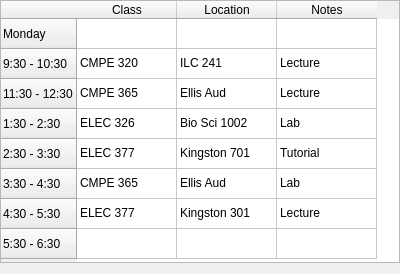
Qt form src/widgets/ScheduleListView/schedulelistview.ui (gregk27/TasQ-Application) before a commit.
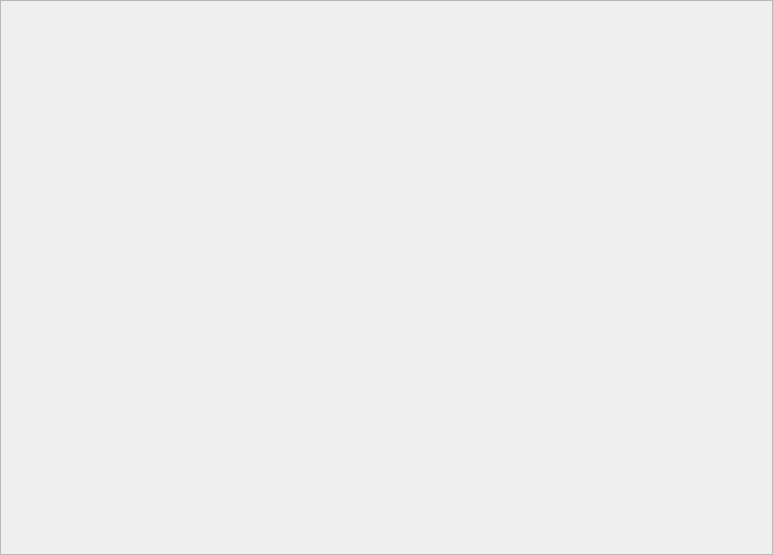
The same form after that commit.

Commit message: Rewrite schedulelistview to match RAD

```diff
--- a/src/widgets/ScheduleListView/schedulelistview.ui
+++ b/src/widgets/ScheduleListView/schedulelistview.ui
@@ -6,14 +6,17 @@
    <rect>
     <x>0</x>
     <y>0</y>
-    <width>400</width>
-    <height>274</height>
+    <width>773</width>
+    <height>555</height>
    </rect>
   </property>
   <property name="windowTitle">
    <string>Form</string>
   </property>
-  <layout class="QHBoxLayout" name="horizontalLayout">
+  <layout class="QVBoxLayout" name="verticalLayout">
+   <property name="spacing">
+    <number>0</number>
+   </property>
    <property name="leftMargin">
     <number>0</number>
    </property>
@@ -23,183 +26,43 @@
    <property name="rightMargin">
     <number>0</number>
    </property>
+   <property name="bottomMargin">
+    <number>0</number>
+   </property>
    <item>
-    <widget class="QTableWidget" name="tableWidget">
-     <property name="sizePolicy">
-      <sizepolicy hsizetype="Fixed" vsizetype="Expanding">
-       <horstretch>0</horstretch>
-       <verstretch>0</verstretch>
-      </sizepolicy>
+    <widget class="QScrollArea" name="scrollArea">
+     <property name="widgetResizable">
+      <bool>true</bool>
      </property>
-     <property name="minimumSize">
-      <size>
-       <width>400</width>
-       <height>0</height>
-      </size>
-     </property>
-     <property name="horizontalScrollBarPolicy">
-      <enum>Qt::ScrollBarAlwaysOff</enum>
-     </property>
-     <row>
-      <property name="text">
-       <string>Monday</string>
+     <widget class="QWidget" name="root">
+      <property name="geometry">
+       <rect>
+        <x>0</x>
+        <y>0</y>
+        <width>771</width>
+        <height>553</height>
+       </rect>
       </property>
-     </row>
-     <row>
-      <property name="text">
-       <string>9:30 - 10:30</string>
-      </property>
-     </row>
-     <row>
-      <property name="text">
-       <string>11:30 - 12:30</string>
-      </property>
-     </row>
-     <row>
-      <property name="text">
-       <string>1:30 - 2:30</string>
-      </property>
-     </row>
-     <row>
-      <property name="text">
-       <string>2:30 - 3:30</string>
-      </property>
-     </row>
-     <row>
-      <property name="text">
-       <string>3:30 - 4:30</string>
-      </property>
-     </row>
-     <row>
-      <property name="text">
-       <string>4:30 - 5:30</string>
-      </property>
-     </row>
-     <row>
-      <property name="text">
-       <string>5:30 - 6:30</string>
-      </property>
-     </row>
-     <column>
-      <property name="text">
-       <string>Class</string>
-      </property>
-     </column>
-     <column>
-      <property name="text">
-       <string>Location</string>
-      </property>
-     </column>
-     <column>
-      <property name="text">
-       <string>Notes</string>
-      </property>
-     </column>
-     <item row="1" column="0">
-      <property name="text">
-       <string>CMPE 320</string>
-      </property>
-     </item>
-     <item row="1" column="1">
-      <property name="text">
-       <string>ILC 241</string>
-      </property>
-     </item>
-     <item row="1" column="2">
-      <property name="text">
-       <string>Lecture</string>
-      </property>
-     </item>
-     <item row="2" column="0">
-      <property name="text">
-       <string>CMPE 365</string>
-      </property>
-     </item>
-     <item row="2" column="1">
-      <property name="text">
-       <string>Ellis Aud </string>
-      </property>
-     </item>
-     <item row="2" column="2">
-      <property name="text">
-       <string>Lecture</string>
-      </property>
-     </item>
-     <item row="3" column="0">
-      <property name="text">
-       <string>ELEC 326</string>
-      </property>
-     </item>
-     <item row="3" column="1">
-      <property name="text">
-       <string>Bio Sci 1002</string>
-      </property>
-     </item>
-     <item row="3" column="2">
-      <property name="text">
-       <string>Lab</string>
-      </property>
-     </item>
-     <item row="4" column="0">
-      <property name="text">
-       <string>ELEC 377</string>
-      </property>
-     </item>
-     <item row="4" column="1">
-      <property name="text">
-       <string>Kingston 701</string>
-      </property>
-     </item>
-     <item row="4" column="2">
-      <property name="text">
-       <string>Tutorial</string>
-      </property>
-     </item>
-     <item row="5" column="0">
-      <property name="text">
-       <string>CMPE 365</string>
-      </property>
-     </item>
-     <item row="5" column="1">
-      <property name="text">
-       <string>Ellis Aud</string>
-      </property>
-     </item>
-     <item row="5" column="2">
-      <property name="text">
-       <string>Lab</string>
-      </property>
-     </item>
-     <item row="6" column="0">
-      <property name="text">
-       <string>ELEC 377</string>
-      </property>
-     </item>
-     <item row="6" column="1">
-      <property name="text">
-       <string>Kingston 301</string>
-      </property>
-     </item>
-     <item row="6" column="2">
-      <property name="text">
-       <string>Lecture</string>
-      </property>
-     </item>
+      <layout class="QVBoxLayout" name="rootLayout">
+       <property name="spacing">
+        <number>0</number>
+       </property>
+       <property name="leftMargin">
+        <number>0</number>
+       </property>
+       <property name="topMargin">
+        <number>0</number>
+       </property>
+       <property name="rightMargin">
+        <number>0</number>
+       </property>
+       <property name="bottomMargin">
+        <number>0</number>
+       </property>
+      </layout>
+     </widget>
     </widget>
    </item>
-   <item>
-    <spacer name="horizontalSpacer">
-     <property name="orientation">
-      <enum>Qt::Horizontal</enum>
-     </property>
-     <property name="sizeHint" stdset="0">
-      <size>
-       <width>40</width>
-       <height>20</height>
-      </size>
-     </property>
-    </spacer>
-   </item>
   </layout>
  </widget>
  <resources/>
```
The commit also changes 2 other files.
